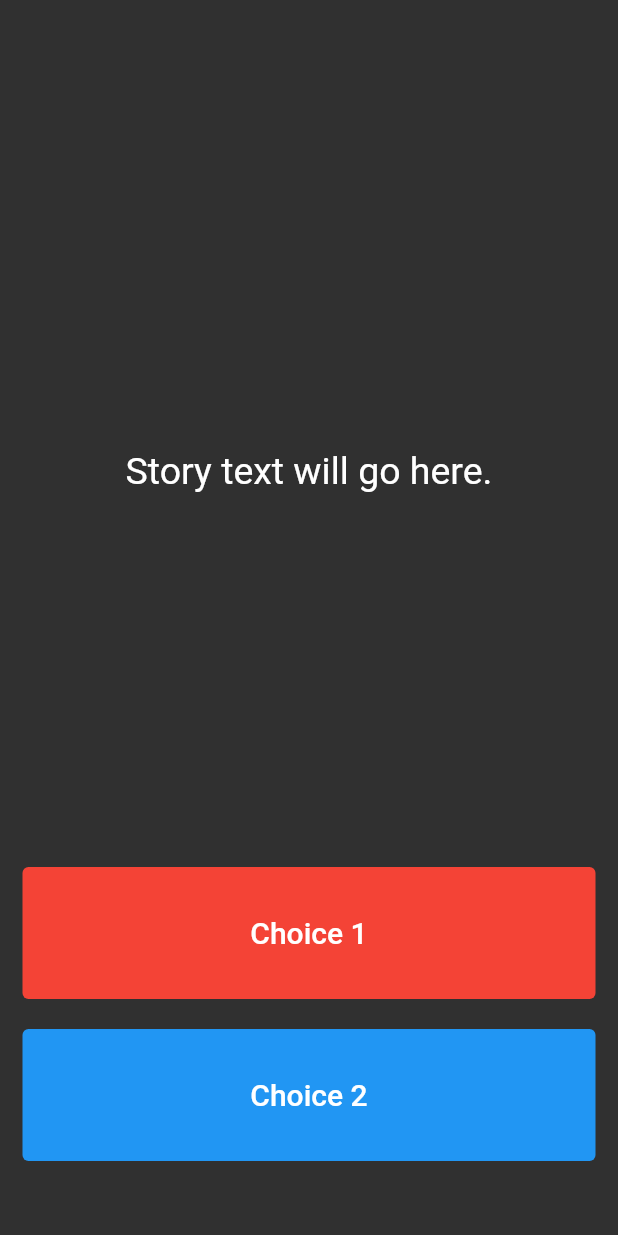
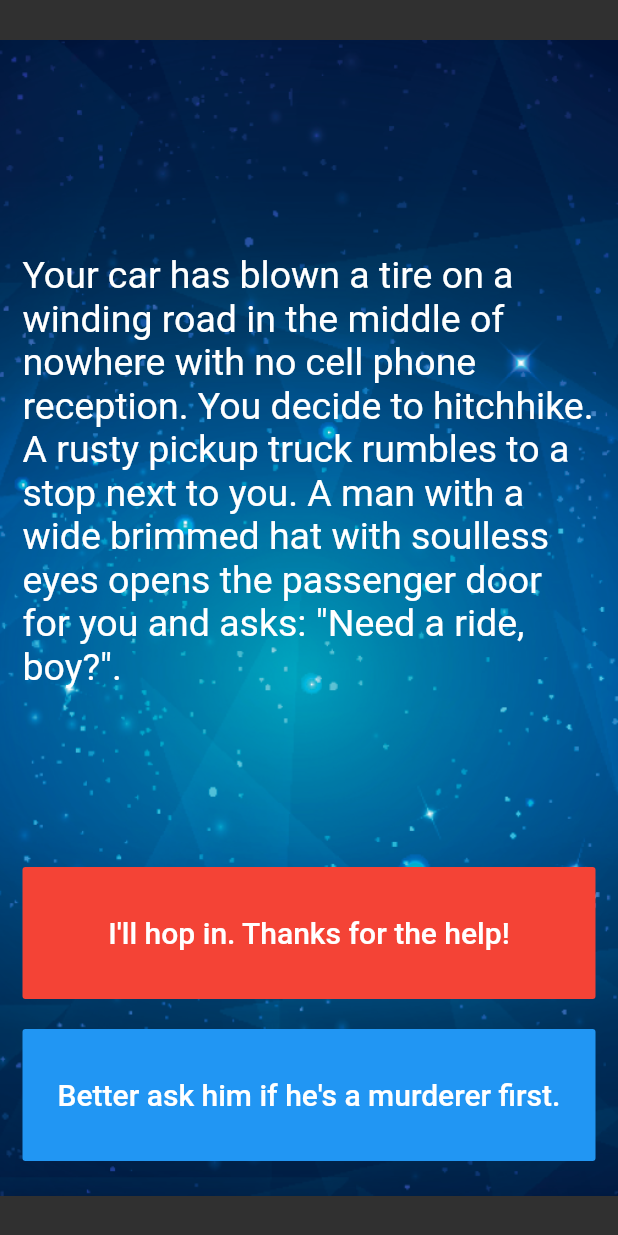
Before and after one commit to HeratUni-CS/destini-Fahim174, a Flutter app: the screen it shows after launch, on a phone screen of 412 x 824 dp. Run offline on Flutter 3.47's test engine with Material 2 defaults, Android fonts, the phone set to English and light mode, and no system bars.

```diff
--- a/lib/main.dart
+++ b/lib/main.dart
@@ -1,30 +1,35 @@
+import 'package:destinyapp/story_brain.dart';
 import 'package:flutter/material.dart';
 
-//TODO: Step 15 - Run the app and see if you can see the screen update with the first story. Delete this TODO if it looks as you expected.
+void main() => runApp(Destiny());
 
-void main() => runApp(Destini());
-
-class Destini extends StatelessWidget {
+class Destiny extends StatelessWidget {
+  @override
   Widget build(BuildContext context) {
     return MaterialApp(
       theme: ThemeData.dark(),
-      home: StoryPage(),
+      home: DestinyPage(),
     );
   }
 }
 
-//TODO: Step 9 - Create a new storyBrain object from the StoryBrain class.
-
-class StoryPage extends StatefulWidget {
-  _StoryPageState createState() => _StoryPageState();
+class DestinyPage extends StatefulWidget {
+  @override
+  _DestinyPageState createState() => _DestinyPageState();
 }
 
-class _StoryPageState extends State<StoryPage> {
+class _DestinyPageState extends State<DestinyPage> {
+  StoryBrain storyBrain = new StoryBrain();
+
   @override
   Widget build(BuildContext context) {
     return Scaffold(
       body: Container(
-        //TODO: Step 1 - Add background.png to this Container as a background image.
+        decoration: BoxDecoration(
+          image: DecorationImage(
+            image: AssetImage('image/background.png'),
+          ),
+        ),
         padding: EdgeInsets.symmetric(vertical: 50.0, horizontal: 15.0),
         constraints: BoxConstraints.expand(),
         child: SafeArea(
@@ -35,8 +40,7 @@ class _StoryPageState extends State<StoryPage> {
                 flex: 12,
                 child: Center(
                   child: Text(
-                    //TODO: Step 10 - use the storyBrain to get the first story title and display it in this Text Widget.
-                    'Story text will go here.',
+                    storyBrain.getStory(),
                     style: TextStyle(
                       fontSize: 25.0,
                     ),
@@ -45,18 +49,18 @@ class _StoryPageState extends State<StoryPage> {
               ),
               Expanded(
                 flex: 2,
-                child: TextButton(
+                child: FlatButton(
                   onPressed: () {
                     //Choice 1 made by user.
-                    //TODO: Step 18 - Call the nextStory() method from storyBrain and pass the number 1 as the choice made by the user.
+                    setState(() {
+                      storyBrain.nextStory(1);
+                    });
                   },
-                  style: TextButton.styleFrom(backgroundColor: Colors.red),
+                  color: Colors.red,
                   child: Text(
-                    //TODO: Step 13 - Use the storyBrain to get the text for choice 1.
-                    'Choice 1',
+                    storyBrain.getChoice1(),
                     style: TextStyle(
                       fontSize: 20.0,
-                      color: Colors.white,
                     ),
                   ),
                 ),
@@ -66,20 +70,21 @@ class _StoryPageState extends State<StoryPage> {
               ),
               Expanded(
                 flex: 2,
-                //TODO: Step 26 - Use a Flutter Visibility Widget to wrap this TextButton.
-                //TODO: Step 28 - Set the "visible" property of the Visibility Widget to equal the output from the buttonShouldBeVisible() method in the storyBrain.
-                child: TextButton(
+                child: Visibility(
+                  visible: storyBrain.buttonShouldBeVisible(),
+                  child: FlatButton(
                     onPressed: () {
                       //Choice 2 made by user.
-                    //TODO: Step 19 - Call the nextStory() method from storyBrain and pass the number 2 as the choice made by the user.
+                      setState(() {
+                        storyBrain.nextStory(2);
+                      });
                     },
-                  style: TextButton.styleFrom(backgroundColor: Colors.blue),
+                    color: Colors.blue,
                     child: Text(
-                    //TODO: Step 14 - Use the storyBrain to get the text for choice 2.
-                    'Choice 2',
+                      storyBrain.getChoice2(),
                       style: TextStyle(
                         fontSize: 20.0,
-                      color: Colors.white,
+                      ),
                     ),
                   ),
                 ),
@@ -91,6 +96,3 @@ class _StoryPageState extends State<StoryPage> {
     );
   }
 }
-//TODO: Step 24 - Run the app and try to figure out what code you need to add to this file to make the story change when you press on the choice buttons.
-
-//TODO: Step 29 - Run the app and test it against the Story Outline to make sure you've completed all the steps.
--- a/lib/story.dart
+++ b/lib/story.dart
@@ -1,5 +1,6 @@
-//TODO: Step 2 - Create a new class called Story.
-
-//TODO: Step 3 - Create 3 properties for this class, A. storyTitle to store the story text. B. choice1 to store the text for choice 1, C. choice2 to store the text for choice 2.
-
-//TODO: Step 4 - Create a Constructor for this class to be able to initialise the properties created in step 3.
+class Story {
+  String storyTitle;
+  String choice1;
+  String choice2;
+  Story({this.storyTitle, this.choice1, this.choice2});
+}
--- a/lib/story_brain.dart
+++ b/lib/story_brain.dart
@@ -1,59 +1,77 @@
-//TODO: Step 6 - import the story.dart file into this file.
+import 'package:destinyapp/story.dart';
 
-//TODO: Step 5 - Create a new class called StoryBrain.
+class StoryBrain {
+  int _storyNumber = 0;
+  List<Story> _storyData = [
+    Story(
+        storyTitle:
+            'Your car has blown a tire on a winding road in the middle of nowhere with no cell phone reception. You decide to hitchhike. A rusty pickup truck rumbles to a stop next to you. A man with a wide brimmed hat with soulless eyes opens the passenger door for you and asks: "Need a ride, boy?".',
+        choice1: 'I\'ll hop in. Thanks for the help!',
+        choice2: 'Better ask him if he\'s a murderer first.'),
+    Story(
+        storyTitle: 'He nods slowly, unphased by the question.',
+        choice1: 'At least he\'s honest. I\'ll climb in.',
+        choice2: 'Wait, I know how to change a tire.'),
+    Story(
+        storyTitle:
+            'As you begin to drive, the stranger starts talking about his relationship with his mother. He gets angrier and angrier by the minute. He asks you to open the glovebox. Inside you find a bloody knife, two severed fingers, and a cassette tape of Elton John. He reaches for the glove box.',
+        choice1: 'I love Elton John! Hand him the cassette tape.',
+        choice2: 'It\'s him or me! You take the knife and stab him.'),
+    Story(
+        storyTitle:
+            'What? Such a cop out! Did you know traffic accidents are the second leading cause of accidental death for most adult age groups?',
+        choice1: 'Restart',
+        choice2: ''),
+    Story(
+        storyTitle:
+            'As you smash through the guardrail and careen towards the jagged rocks below you reflect on the dubious wisdom of stabbing someone while they are driving a car you are in.',
+        choice1: 'Restart',
+        choice2: ''),
+    Story(
+        storyTitle:
+            'You bond with the murderer while crooning verses of "Can you feel the love tonight". He drops you off at the next town. Before you go he asks you if you know any good places to dump bodies. You reply: "Try the pier".',
+        choice1: 'Restart',
+        choice2: '')
+  ];
+  getStory() {
+    return _storyData[_storyNumber].storyTitle;
+  }
 
-//TODO: Step 7 - Uncomment the lines below to include storyData as a private property in StoryBrain. Hint: You might need to change something in story.dart to make this work.
+  getChoice1() {
+    return _storyData[_storyNumber].choice1;
+  }
 
-//List<Story> _storyData = [
-//  Story(
-//      storyTitle:
-//      'Your car has blown a tire on a winding road in the middle of nowhere with no cell phone reception. You decide to hitchhike. A rusty pickup truck rumbles to a stop next to you. A man with a wide brimmed hat with soulless eyes opens the passenger door for you and asks: "Need a ride, boy?".',
-//      choice1: 'I\'ll hop in. Thanks for the help!',
-//      choice2: 'Better ask him if he\'s a murderer first.'),
-//  Story(
-//      storyTitle: 'He nods slowly, unphased by the question.',
-//      choice1: 'At least he\'s honest. I\'ll climb in.',
-//      choice2: 'Wait, I know how to change a tire.'),
-//  Story(
-//      storyTitle:
-//      'As you begin to drive, the stranger starts talking about his relationship with his mother. He gets angrier and angrier by the minute. He asks you to open the glovebox. Inside you find a bloody knife, two severed fingers, and a cassette tape of Elton John. He reaches for the glove box.',
-//      choice1: 'I love Elton John! Hand him the cassette tape.',
-//      choice2: 'It\'s him or me! You take the knife and stab him.'),
-//  Story(
-//      storyTitle:
-//      'What? Such a cop out! Did you know traffic accidents are the second leading cause of accidental death for most adult age groups?',
-//      choice1: 'Restart',
-//      choice2: ''),
-//  Story(
-//      storyTitle:
-//      'As you smash through the guardrail and careen towards the jagged rocks below you reflect on the dubious wisdom of stabbing someone while they are driving a car you are in.',
-//      choice1: 'Restart',
-//      choice2: ''),
-//  Story(
-//      storyTitle:
-//      'You bond with the murderer while crooning verses of "Can you feel the love tonight". He drops you off at the next town. Before you go he asks you if you know any good places to dump bodies. You reply: "Try the pier".',
-//      choice1: 'Restart',
-//      choice2: '')
-//];
+  getChoice2() {
+    return _storyData[_storyNumber].choice2;
+  }
 
-//TODO: Step 23 - Use the storyNumber property inside getStory(), getChoice1() and getChoice2() so that it gets the updated story and choices rather than always just the first (0th) one.
+  nextStory(int choice) {
+    if (choice == 1 && _storyNumber == 0) {
+      _storyNumber = 2;
+    } else if (choice == 2 && _storyNumber == 0) {
+      _storyNumber = 1;
+    } else if (choice == 1 && _storyNumber == 1) {
+      _storyNumber = 2;
+    } else if (choice == 2 && _storyNumber == 1) {
+      _storyNumber = 3;
+    } else if (choice == 1 && _storyNumber == 2) {
+      _storyNumber = 5;
+    } else if (choice == 2 && _storyNumber == 2) {
+      _storyNumber = 4;
+    } else if (_storyNumber == 3 || _storyNumber == 4 || _storyNumber == 5) {
+      restart();
+    }
+  }
 
-//TODO: Step 8 - Create a method called getStory() that returns the first storyTitle from _storyData.
+  bool buttonShouldBeVisible() {
+    if (_storyNumber < 3) {
+      return true;
+    } else {
+      return false;
+    }
+  }
 
-//TODO: Step 11 - Create a method called getChoice1() that returns the text for the first choice1 from _storyData.
-
-//TODO: Step 12 - Create a method called getChoice2() that returns the text for the first choice2 from _storyData.
-
-//TODO: Step 25 - Change the storyNumber property into a private property so that only story_brain.dart has access to it. You can do this by right clicking on the name (storyNumber) and selecting Refactor -> Rename to make the change across all the places where it's used.
-
-//TODO: Step 16 - Create a property called storyNumber which starts with a value of 0. This will be used to track which story the user is currently viewing.
-
-//TODO: Step 17 - Create a method called nextStory(), it should not have any outputs but it should have 1 input called choiceNumber which will be the choice number (int) made by the user.
-
-//TODO: Step 20 - The Story Plan should be in your project files, open it
-
-//TODO: Step 21 - Using the story plan, update nextStory() to change the storyNumber depending on the choice made by the user. e.g. if choiceNumber was equal to 1 and the storyNumber is 0, the storyNumber should become 2.
-
-//TODO: Step 22 - In nextStory() if the storyNumber is equal to 3 or 4 or 5, that means it's the end of the game and it should call a method called restart() that resets the storyNumber to 0.
-
-//TODO: Step 27 - Create a method called buttonShouldBeVisible() which checks to see if storyNumber is 0 or 1 or 2 (when both buttons should show choices) and return true if that is the case, else it should return false.
+  void restart() {
+    _storyNumber = 0;
+  }
+}
```
Also changed, not shown: pubspec.yaml (+20 -9 lines), image/background.png (added), pubspec.lock, 27 other files. Lines whose indentation alone changed are shown as unchanged.
